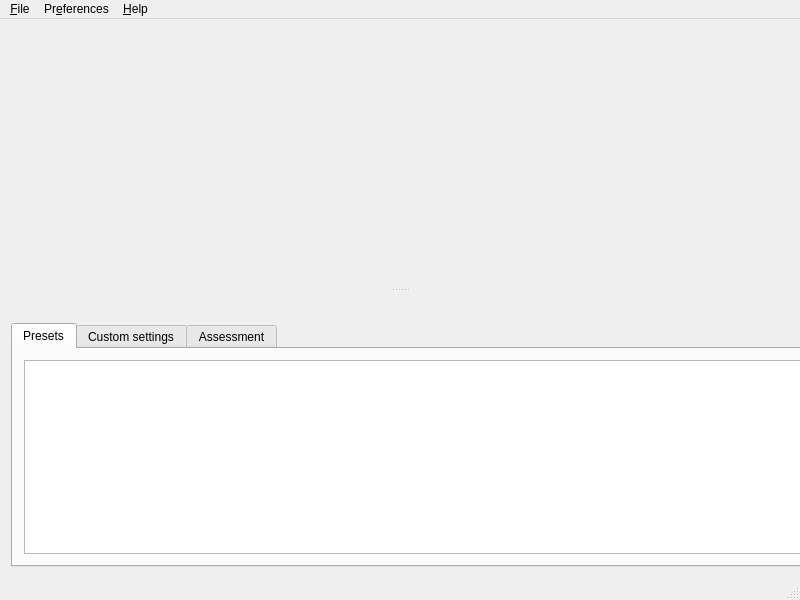
This is mymainwindow.ui in tushagarwal/SimECG as Qt 5 draws it before an edit. The edited form follows.
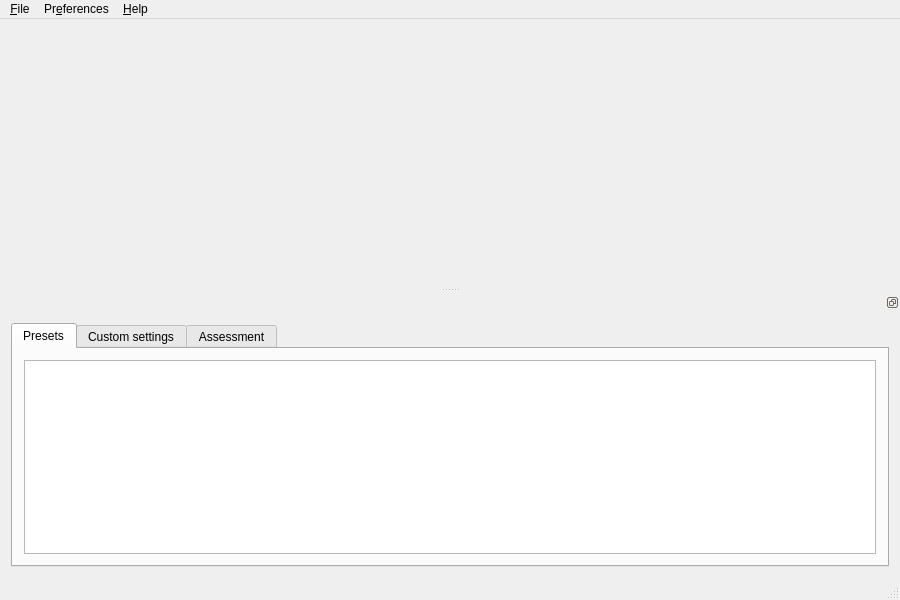
This is the edited form. The open tabs and pages were chosen to show the change. Icons and pictures are not drawn. Custom widgets are drawn as their Qt base class.

```diff
--- a/mymainwindow.ui
+++ b/mymainwindow.ui
@@ -6,7 +6,7 @@
    <rect>
     <x>0</x>
     <y>0</y>
-    <width>800</width>
+    <width>900</width>
     <height>600</height>
    </rect>
   </property>
@@ -18,7 +18,7 @@
   </property>
   <property name="minimumSize">
    <size>
-    <width>800</width>
+    <width>900</width>
     <height>600</height>
    </size>
   </property>
@@ -45,7 +45,7 @@
     <rect>
      <x>0</x>
      <y>0</y>
-     <width>800</width>
+     <width>900</width>
      <height>21</height>
     </rect>
    </property>
```
Left out of the diff: 4 changed lines with no effect on the pictures.
